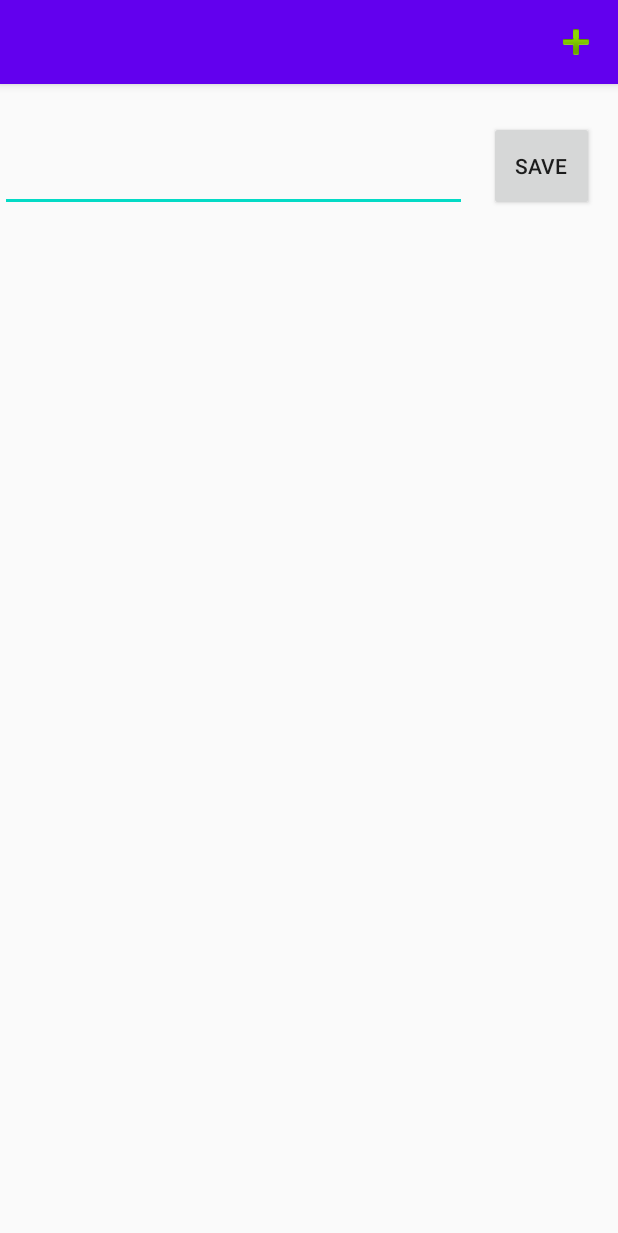
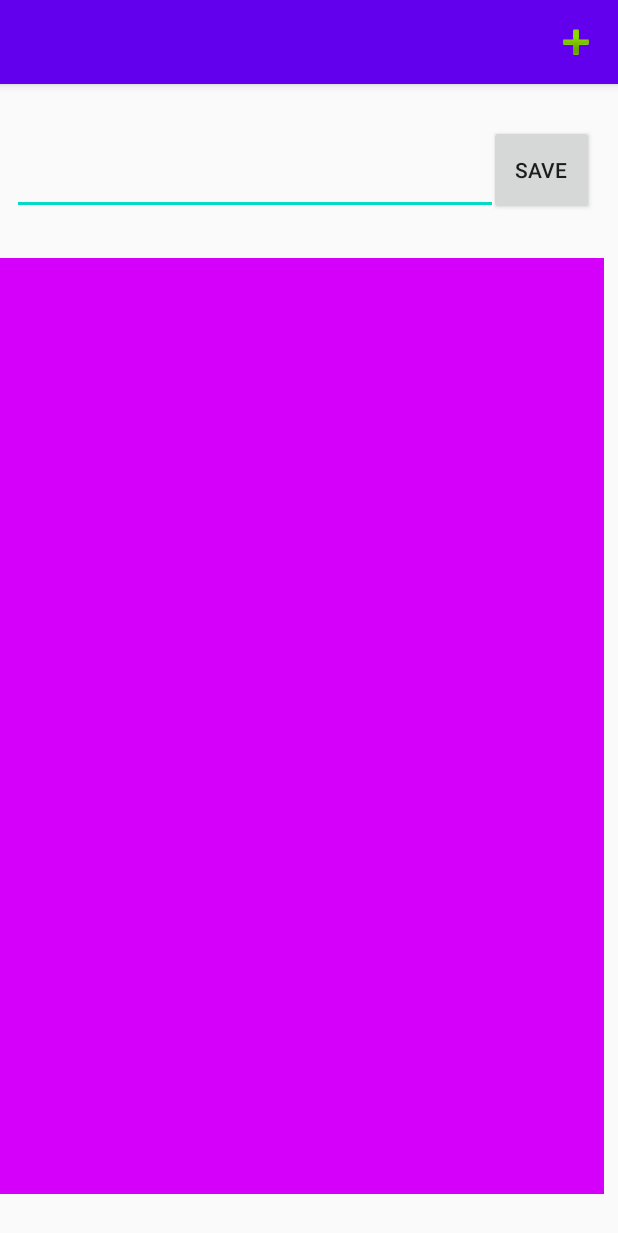
Before and after one commit to GroupARK/ARKRemindME, an Android app: the Noidungvieclam screen opened directly, with no data from a screen before it, on a phone screen of 412 x 824 dp. Shown: the top 1233 px of the screen. Run offline under Robolectric (Android 15) with nearby library versions, the phone set to English and light mode, and no system bars; 4 statements that could not run were skipped.

Commit message:
seventh commit

```diff
--- a/app/src/main/res/layout/activity_noidungvieclam.xml
+++ b/app/src/main/res/layout/activity_noidungvieclam.xml
@@ -21,8 +21,9 @@
 
     <EditText
         android:id="@+id/edittextsave"
-        android:layout_width="311dp"
-        android:layout_height="85dp"
+        android:layout_width="324dp"
+        android:layout_height="87dp"
+        android:layout_marginStart="8dp"
         app:layout_constraintEnd_toEndOf="parent"
         app:layout_constraintHorizontal_bias="0.0"
         app:layout_constraintStart_toStartOf="parent"
@@ -30,8 +31,10 @@
 
     <ListView
         android:id="@+id/listviewND"
-        android:layout_width="411dp"
-        android:layout_height="631dp"
+        android:layout_width="414dp"
+        android:layout_height="624dp"
+        android:layout_marginEnd="10dp"
+        android:background="@color/colorPurple_A400"
         android:padding="5dp"
         app:layout_constraintBottom_toBottomOf="parent"
         app:layout_constraintEnd_toEndOf="parent"
--- a/app/src/main/res/layout/activity_todo_list_show.xml
+++ b/app/src/main/res/layout/activity_todo_list_show.xml
@@ -7,6 +7,7 @@
     tools:context=".TodoListShow">
 
     <ListView
+        android:background="#CFC461"
         android:id="@+id/listviewShow"
         android:layout_width="match_parent"
         android:layout_height="match_parent"
```
